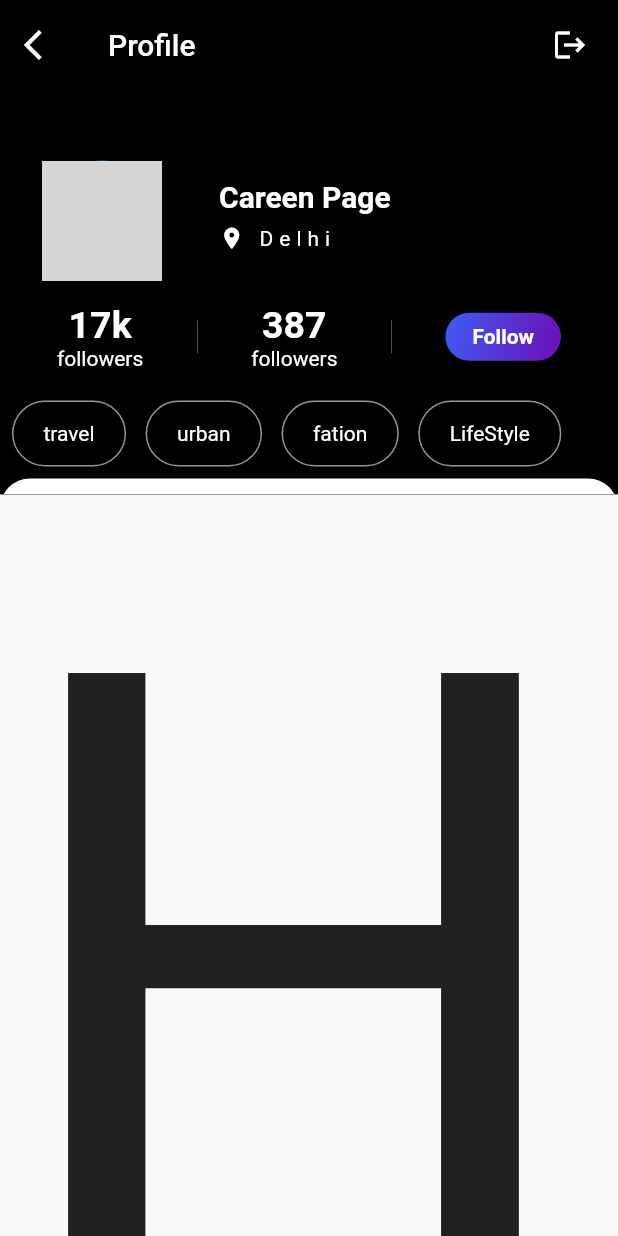
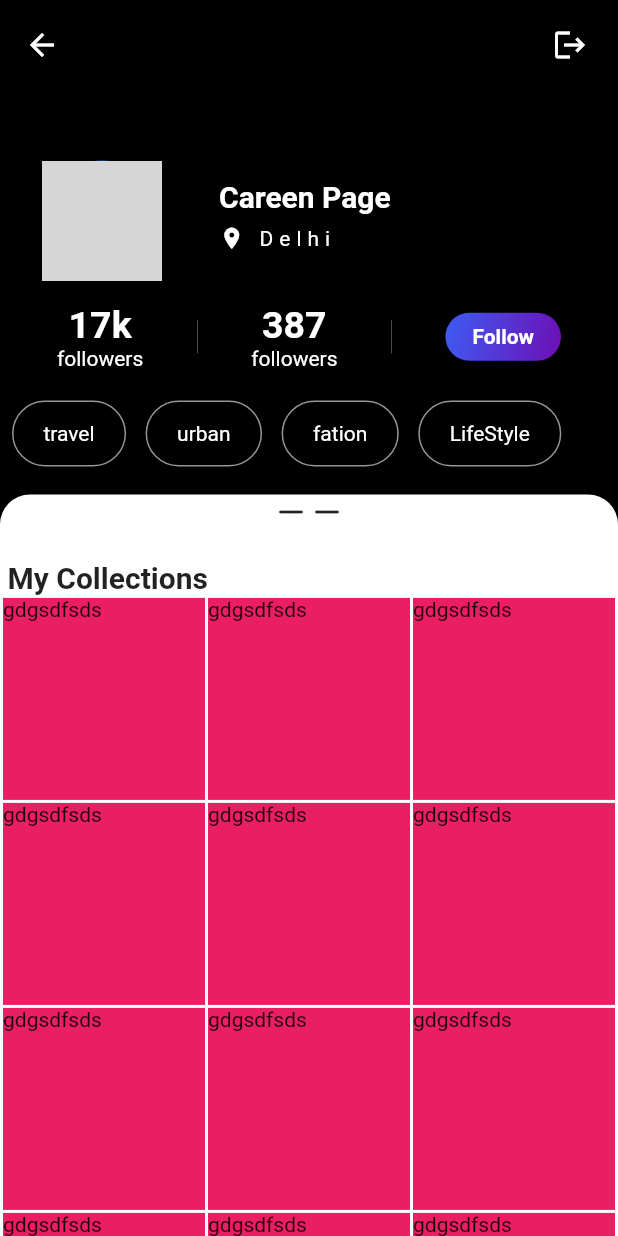
Before and after one commit to Poonamsh06/videoapp, a Flutter app: the MyMyHome screen opened directly, on a phone screen of 412 x 824 dp. Run offline on Flutter 3.47's test engine with Material 2 defaults, Android fonts, the phone set to English and light mode, and no system bars; our stand-ins replace cloud_firestore, country_code_picker, email_validator, firebase_auth, firebase_core, firebase_storage and 9 more; missing offline and left inert: video_compress; accounts and stored records are empty; network calls fail; grey boxes are pictures that could not be loaded.

Commit message:
profile/like/comment

```diff
--- a/lib/utilities/constants.dart
+++ b/lib/utilities/constants.dart
@@ -18,6 +18,11 @@ const kNormalSizeBoldTextStyle = TextStyle(
 
 const kSmallSizeTextStyle = TextStyle(
   fontSize: 15,
+);
+
+const kVerySmallSizeTextStyle = TextStyle(
+  fontSize: 12,
+  color: Colors.grey,
 );
 
 const kSmallSizeBoldTextStyle = TextStyle(
--- a/lib/views/home/utils/widgets/buttons.dart
+++ b/lib/views/home/utils/widgets/buttons.dart
@@ -15,6 +15,7 @@ class Like {
     return Padding(
       padding: const EdgeInsets.only(top: 0),
       child: LikeButton(
+        isLiked: like,
         size: 90,
         onTap: onLikeButtonTapped,
         circleColor: const CircleColor(start: Colors.red, end: Colors.red),
--- a/lib/views/home/utils/widgets/commentListTile.dart
+++ b/lib/views/home/utils/widgets/commentListTile.dart
@@ -1,5 +1,6 @@
 import 'package:biscuit1/views/home/utils/widgets/buttons.dart';
 import 'package:flutter/material.dart';
+import 'package:intl/intl.dart';
 
 import '../../../../utilities/constants.dart';
 import '../builders/commentLikesCountBuilder.dart';
@@ -27,9 +28,11 @@ class CommentListTile extends StatelessWidget {
             commentDocData['username'],
             style: kSmallSizeBoldTextStyle,
           ),
-          const SizedBox(width: 20),
-          const Text('date'),
           const Spacer(),
+          Text(
+            DateFormat.yM().format(DateTime.parse(commentDocData['createdOn'])),
+            style: kVerySmallSizeTextStyle,
+          ),
           likeTheCommentButton(videoId),
           CommentBuilder(videoId: videoId),
         ],
--- a/lib/views/home_Page.dart
+++ b/lib/views/home_Page.dart
@@ -125,7 +125,7 @@ class _HomeState extends State<Home> {
           navigation_destination(Icons.photo_camera_back,
               Icons.video_camera_back_outlined, "Video"),
           navigation_destination(
-              Icons.message, Icons.notification_add_outlined, "messages"),
+              Icons.message, Icons.forum_outlined, "messages"),
           navigation_destination(Icons.person, Icons.person_outline, "Profile")
         ],
       ),
--- a/lib/views/notifications/mymyHome.dart
+++ b/lib/views/notifications/mymyHome.dart
@@ -31,12 +31,14 @@ class MyMyHome extends StatelessWidget {
   Widget build(BuildContext context) {
     final size = MediaQuery.of(context).size;
     return Scaffold(
-      body: CustomScrollView(
+      body: Container(
+        color: Colors.black,
+        child: CustomScrollView(
+          shrinkWrap: false,
           slivers: [
             SliverAppBar(
               surfaceTintColor: Colors.black,
-            title: const Text("Profile"),
-            backgroundColor: const Color(0xff090310),
+              backgroundColor: Colors.transparent,
               actions: [
                 Padding(
                   padding: const EdgeInsets.all(8.0),
@@ -46,15 +48,11 @@ class MyMyHome extends StatelessWidget {
                   ),
                 ),
               ],
-            leading: IconButton(
-              icon: const Icon(Icons.arrow_back_ios),
-              onPressed: () {},
-            ),
               stretchTriggerOffset: 100,
               onStretchTrigger: _fun,
               toolbarHeight: 60,
               elevation: 0,
-            pinned: true,
+              pinned: false,
               forceElevated: true,
               floating: false,
               expandedHeight: size.width * 0.8,
@@ -67,7 +65,7 @@ class MyMyHome extends StatelessWidget {
                 background: Container(
                   color: Colors.black,
                   width: double.infinity,
-                height: double.infinity,
+                  height: 300,
                   child: Center(
                     child: Column(
                       mainAxisAlignment: MainAxisAlignment.start,
@@ -233,7 +231,8 @@ class MyMyHome extends StatelessWidget {
                                         left: 20),
                                     child: Text(
                                       tags[index],
-                                    style: const TextStyle(color: Colors.white),
+                                      style:
+                                          const TextStyle(color: Colors.white),
                                     ),
                                   ),
                                 );
@@ -242,17 +241,6 @@ class MyMyHome extends StatelessWidget {
                           ),
                         ),
                         const Spacer(),
-                      Container(
-                        height: 20,
-                        width: double.infinity,
-                        decoration: const BoxDecoration(
-                          color: Colors.white,
-                          borderRadius: BorderRadius.only(
-                            topLeft: Radius.circular(20),
-                            topRight: Radius.circular(20),
-                          ),
-                        ),
-                      )
                       ],
                     ),
                   ),
@@ -262,46 +250,69 @@ class MyMyHome extends StatelessWidget {
             SliverList(
               delegate: SliverChildListDelegate(
                 [
-                const Text('HEY SAN', style: TextStyle(fontSize: 550)),
-                // Expanded(
-                //   child: Column(
-                //     mainAxisAlignment: MainAxisAlignment.start,
-                //     crossAxisAlignment: CrossAxisAlignment.start,
-                //     mainAxisSize: MainAxisSize.min,
-                //     children: const [
-                //       Padding(
-                //         padding: EdgeInsets.only(top: 10, right: 25, left: 25),
-                //         child: Text(
-                //           'Protfllio',
-                //           style: TextStyle(
-                //             fontWeight: FontWeight.bold,
-                //             fontSize: 33,
-                //           ),
-                //         ),
-                //       ),
-                //       // Padding(
-                //       //   padding: const EdgeInsets.only(top: 0),
-                //       //   child: GridView.builder(
-                //       //     gridDelegate:
-                //       //         const SliverGridDelegateWithFixedCrossAxisCount(
-                //       //       crossAxisCount: 2,
-                //       //       childAspectRatio: 1,
-                //       //       crossAxisSpacing: 20,
-                //       //       mainAxisExtent: 10,
-                //       //       mainAxisSpacing: 10,
-                //       //     ),
-                //       //     itemBuilder: (context, index) =>
-                //       //         const Text('gdgsdfsds'),
-                //       //     itemCount: 20,
-                //       //   ),
-                //       // ),
-                //     ],
-                //   ),
-                // ),
+                  Expanded(
+                    child: Container(
+                      // padding: const EdgeInsets.only(top: 30),
+                      decoration: const BoxDecoration(
+                        color: Colors.white,
+                        borderRadius: BorderRadius.only(
+                          topLeft: Radius.circular(20),
+                          topRight: Radius.circular(20),
+                        ),
+                      ),
+                      child: Column(
+                        mainAxisAlignment: MainAxisAlignment.start,
+                        crossAxisAlignment: CrossAxisAlignment.center,
+                        mainAxisSize: MainAxisSize.min,
+                        children: [
+                          Row(
+                            mainAxisAlignment: MainAxisAlignment.center,
+                            children: const [
+                              Icon(Icons.horizontal_rule_rounded),
+                              Icon(Icons.horizontal_rule_rounded),
+                            ],
+                          ),
+                          const SizedBox(height: 20),
+                          // keyboard_double_arrow_down_rounded power_input_rounded reorder →supervised_user_circle_sharp swap_vertical_circle_outlined view_week_rounded wifi_1_bar_rounded →
+                          const SizedBox(
+                            width: double.infinity,
+                            child: Text(
+                              ' My Collections',
+                              style: kNormalSizeBoldTextStyle,
+                            ),
+                          ),
+                          SizedBox(
+                            width: double.infinity,
+                            height: size.height - 160,
+                            child: GridView.builder(
+                              padding: const EdgeInsets.only(
+                                  left: 2, bottom: 350, right: 2, top: 2),
+                              gridDelegate:
+                                  const SliverGridDelegateWithFixedCrossAxisCount(
+                                crossAxisCount: 3,
+                                childAspectRatio: 1,
+                                crossAxisSpacing: 2,
+                                // mainAxisExtent: 40,
+                                mainAxisSpacing: 2,
+                              ),
+                              itemBuilder: (context, index) => Container(
+                                width: 100,
+                                height: 100,
+                                color: Colors.pink,
+                                child: const Text('gdgsdfsds'),
+                              ),
+                              itemCount: 100,
+                            ),
+                          ),
+                        ],
+                      ),
+                    ),
+                  ),
                 ],
               ),
             ),
           ],
+        ),
       ),
     );
   }
--- a/lib/views/profile/profile_screen.dart
+++ b/lib/views/profile/profile_screen.dart
@@ -13,12 +13,11 @@ class ProfileScreen extends StatelessWidget {
         child: CustomScrollView(
           slivers: [
             SliverAppBar(
-              // backgroundColor: Colors.amber,
+              backgroundColor: Colors.transparent,
               elevation: 10,
-              pinned: true,
+              pinned: false,
               forceElevated: true,
               floating: false,
-              title: const Text('Appbar'),
               expandedHeight: size.width,
               flexibleSpace: FlexibleSpaceBar(
                 stretchModes: const [
--- a/pubspec.yaml
+++ b/pubspec.yaml
@@ -44,6 +44,7 @@ dependencies:
   email_validator: ^2.0.1
   email_auth: ^1.0.0
 
+  intl: ^0.17.0
   country_code_picker: ^2.0.2
   modal_progress_hud_nsn: ^0.1.0-nullsafety-1
 
```
Also changed, not shown: pubspec.lock. Lines whose indentation alone changed are shown as unchanged.
